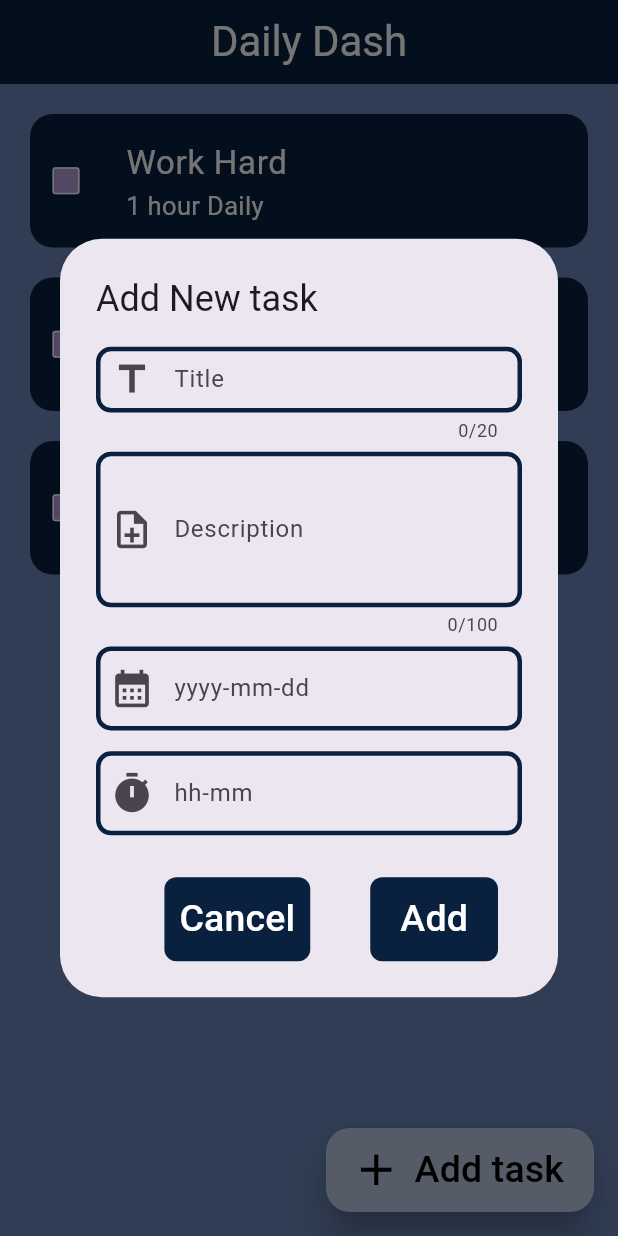
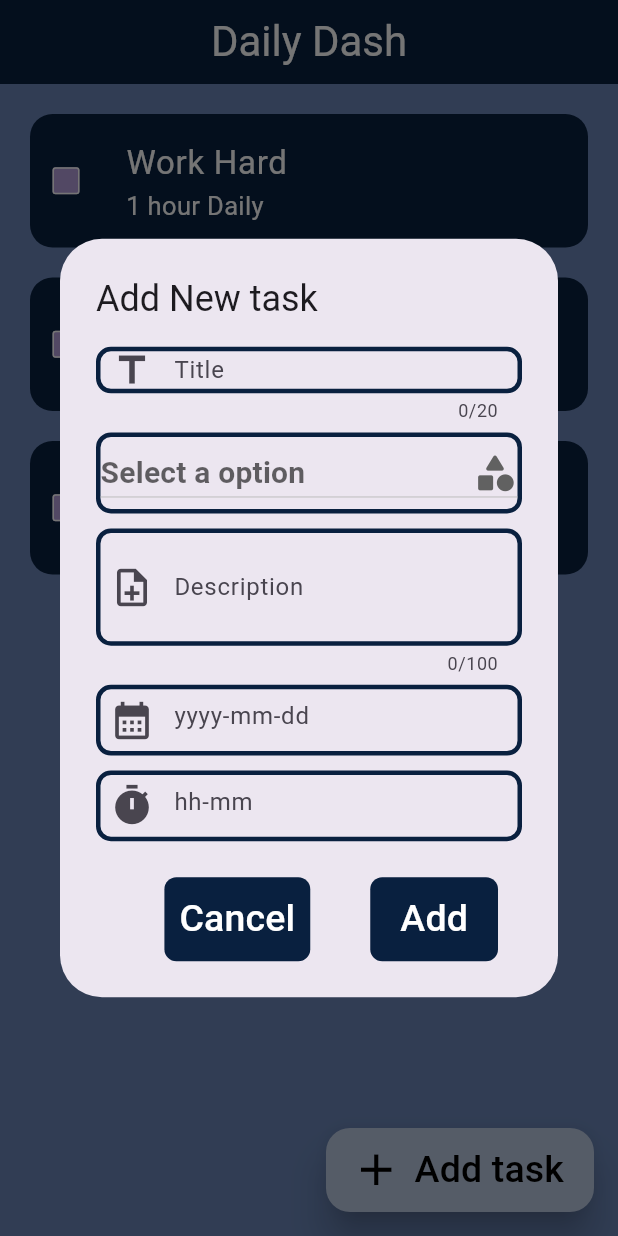
Before and after one commit to CSI-Trainee-2024/Task4_Naman_2312090, a Flutter app: the screen it shows after launch, after a tap on "Add task", on a phone screen of 412 x 824 dp. Run offline on Flutter 3.47's test engine with Material 3 defaults, Android fonts, the phone set to English and light mode, and no system bars; drawn by our look-alikes of flutter_slidable; missing offline and left inert: dart:ffi.

Commit message:
category option added with drop down option

```diff
--- a/lib/screens/homeScreen.dart
+++ b/lib/screens/homeScreen.dart
@@ -1,3 +1,5 @@
+// ignore_for_file: sort_child_properties_last
+
 import 'package:flutter/material.dart';
 import 'package:todo_app/theme/textField.dart';
 import 'package:todo_app/utils/todo_list.dart';
@@ -22,6 +24,9 @@ class HomeScreenState extends State<homeScreen> {
     ['Learn Flutter', 'Need to learn more'],
   ];
 
+  var selectedOption;
+  var arrOption = ['WORK', 'PERSONAL', 'SHOPPING', 'OTHER'];
+
   void saveTask() {
     String title = titleController.text;
     String desp = descriptionController.text;
@@ -40,13 +45,12 @@ class HomeScreenState extends State<homeScreen> {
   }
 
   void datePick() async {
-    final DateTime? Datepick =
-    await showDatePicker(
+    final DateTime? Datepick = await showDatePicker(
         context: context,
         initialDate: DateTime.now(),
         firstDate: DateTime(2020),
         lastDate: DateTime(2024));
-        // if(Datepick ! =null && Datepick! =DateTime.now()){
+    // if(Datepick ! =null){
     //   setState(() {
     //     dateController.text ="${Datepick.toLocal()}".split('')[0];
     //   });
@@ -54,8 +58,7 @@ class HomeScreenState extends State<homeScreen> {
   }
 
   void timePick() async {
-    final TimeOfDay? Timepick =
-    await showTimePicker(
+    final TimeOfDay? Timepick = await showTimePicker(
         context: context,
         initialTime: TimeOfDay.now(),
         initialEntryMode: TimePickerEntryMode.input);
@@ -91,6 +94,57 @@ class HomeScreenState extends State<homeScreen> {
                         textLength: 20,
                       )),
                   const SizedBox(
+                    height: 10,
+                  ),
+                  Container(
+                    decoration: BoxDecoration(
+                        borderRadius: BorderRadius.circular(10),
+                        border: Border.all(width: 3, color: Color(0xff09203f))),
+                    child: DropdownButton(
+                      icon: Icon(Icons.category_rounded),
+                      iconSize: 30,
+                      isExpanded: true,
+                      hint: const Text(
+                        "Select a option",
+                        style: TextStyle(
+                            fontSize: 20, fontWeight: FontWeight.w600),
+                      ),
+                      value: selectedOption,
+                      items: arrOption.map((value) {
+                        return DropdownMenuItem(
+                          enabled: true,
+                          child: Center(
+                            child: Container(
+                                margin: EdgeInsets.only(bottom: 10),
+                                decoration: BoxDecoration(
+                                    borderRadius: BorderRadius.circular(10),
+                                    gradient: const LinearGradient(colors: [
+                                      Color(0xff09203f),
+                                      Color(0xff537895)
+                                    ]),
+                                    border: Border.all(
+                                        width: 1,
+                                        color: Colors.lightBlueAccent)),
+                                child: Center(
+                                    child: Text(
+                                  "${value}",
+                                  style: const TextStyle(
+                                      color: Colors.white,
+                                      fontSize: 20,
+                                      fontWeight: FontWeight.w600),
+                                ))),
+                          ),
+                          value: value,
+                        );
+                      }).toList(),
+                      onChanged: (value) {
+                        setState(() {
+                          selectedOption = value;
+                        });
+                      },
+                    ),
+                  ),
+                  SizedBox(
                     height: 10,
                   ),
                   Expanded(
```
Lines whose indentation alone changed are shown as unchanged.
